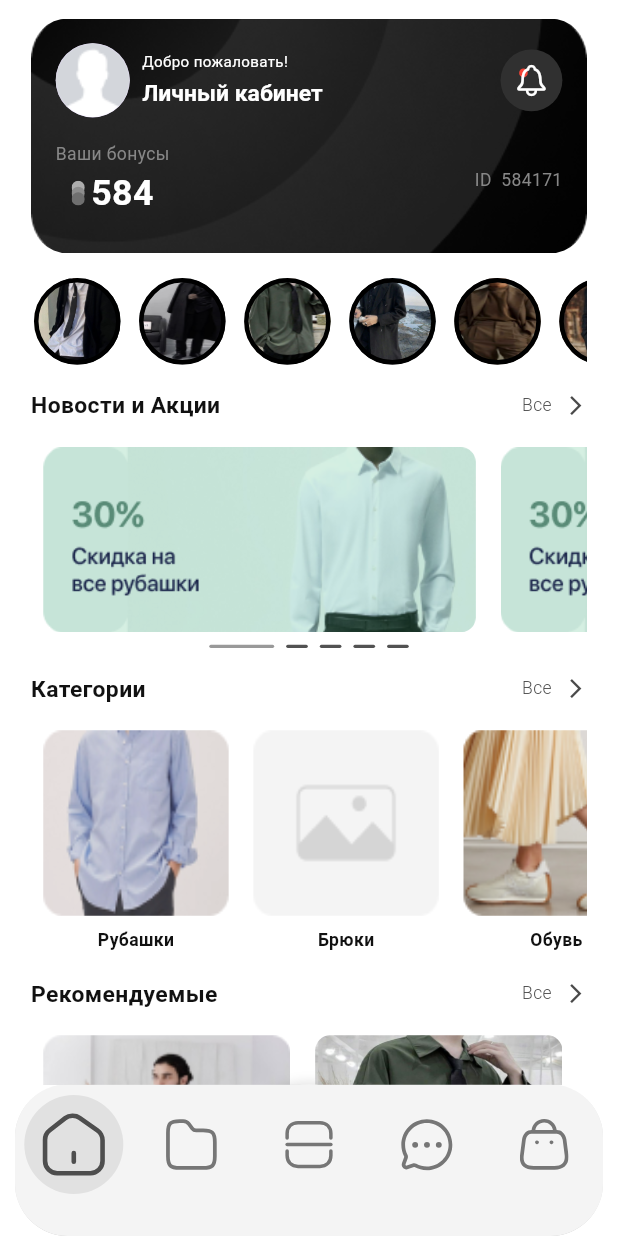
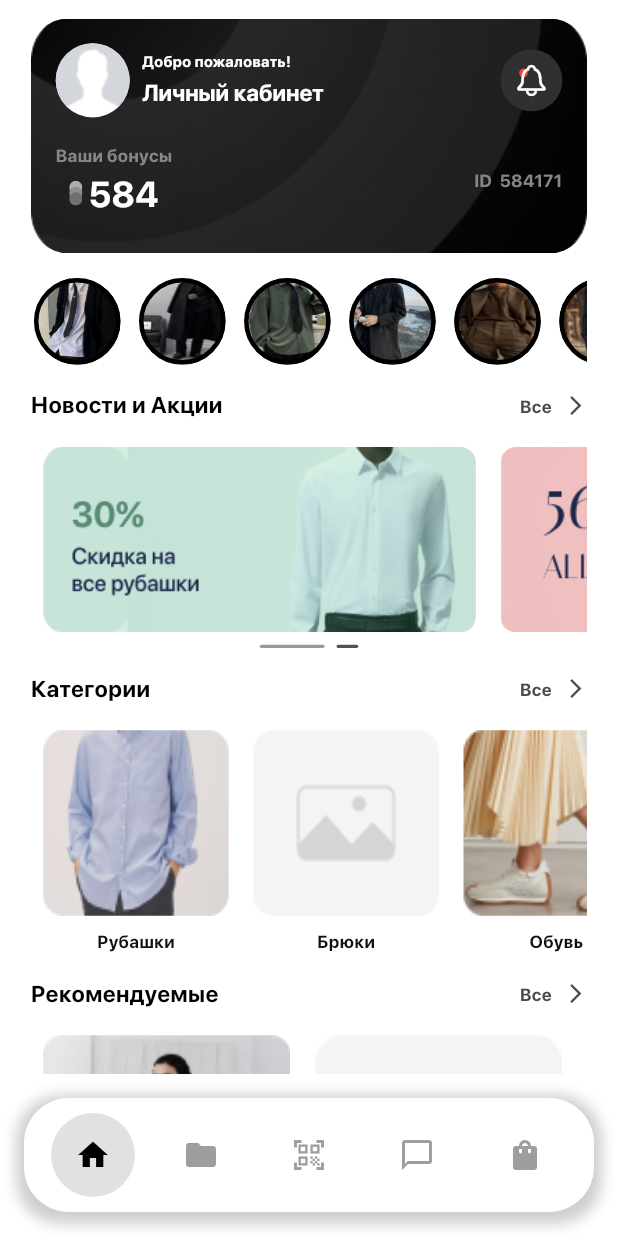
Before and after one commit to KadirovKmck/shop_app, a Flutter app: the screen it shows after launch, on a phone screen of 412 x 824 dp. Run offline on Flutter 3.47's test engine with Material 3 defaults, Android fonts, the phone set to English and light mode, and no system bars; drawn by our look-alikes of smooth_page_indicator; our stand-ins replace flutter_svg, responsive_sizer; Roboto replaces fonts that are missing (SF Pro Display); project files that could hold a hidden picture were left out.

Commit message:
its done

```diff
--- a/lib/main.dart
+++ b/lib/main.dart
@@ -14,9 +14,13 @@ class App extends StatelessWidget {
   Widget build(BuildContext context) {
     return ResponsiveSizer(
       builder: (context, orientation, deviceType) {
-        return const MaterialApp(
+        return MaterialApp(
+          theme: ThemeData(
+            fontFamily: 'SFPRODISPLAY',
+            primarySwatch: Colors.blue,
+          ),
           debugShowCheckedModeBanner: false,
-          home: NavbarView(),
+          home: const NavbarView(),
         );
       },
     );
--- a/lib/src/views/home_view/home_deteil/bonus_card.dart
+++ b/lib/src/views/home_view/home_deteil/bonus_card.dart
@@ -56,7 +56,7 @@ class UserInfo extends StatelessWidget {
               style: TextStyle(
                 color: Colors.white,
                 fontSize: 13.sp,
-                fontFamily: 'SF Pro Display',
+                fontFamily: 'SFPRODISPLAY',
                 fontWeight: FontWeight.w400,
               ),
             ),
@@ -66,7 +66,7 @@ class UserInfo extends StatelessWidget {
               style: TextStyle(
                 color: Colors.white,
                 fontSize: 16.sp,
-                fontFamily: 'SF Pro Display',
+                fontFamily: 'SFPRODISPLAY',
                 fontWeight: FontWeight.w600,
                 letterSpacing: 0.28.sp,
               ),
@@ -131,6 +131,7 @@ class BonusInfo extends StatelessWidget {
               style: TextStyle(
                 color: const Color(0xFF878787),
                 fontSize: 14.sp,
+                fontFamily: 'SFPRODISPLAY',
               ),
             ),
             Row(
@@ -146,7 +147,7 @@ class BonusInfo extends StatelessWidget {
                   style: TextStyle(
                     color: Colors.white,
                     fontSize: 20.sp,
-                    fontFamily: 'SF Pro Display',
+                    fontFamily: 'SFPRODISPLAY',
                     fontWeight: FontWeight.w600,
                   ),
                 ),
@@ -159,7 +160,7 @@ class BonusInfo extends StatelessWidget {
           style: TextStyle(
             color: const Color(0xFF878787),
             fontSize: 14.sp,
-            fontFamily: 'SF Pro Display',
+            fontFamily: 'SFPRODISPLAY',
             fontWeight: FontWeight.w400,
           ),
         ),
--- a/lib/src/views/home_view/home_deteil/categories_list.dart
+++ b/lib/src/views/home_view/home_deteil/categories_list.dart
@@ -55,7 +55,8 @@ class _CategoriesListState extends State<CategoriesList> {
                   style: TextStyle(
                     color: const Color(0xFF111111),
                     fontSize: 14.sp,
-                    fontWeight: FontWeight.w700,
+                    // fontWeight: FontWeight.w100,
+                    fontFamily: 'SFPRODISPLAY',
                   ),
                 )
               ],
--- a/lib/src/views/home_view/home_deteil/news_and_promotions.dart
+++ b/lib/src/views/home_view/home_deteil/news_and_promotions.dart
@@ -18,7 +18,7 @@ class NewsAndPromotions extends StatelessWidget {
           child: ListView.builder(
             scrollDirection: Axis.horizontal,
             controller: pageController,
-            itemCount: totalItems,
+            itemCount:totalItems,
             itemBuilder: (context, index) {
               return Padding(
                 padding: EdgeInsets.symmetric(horizontal: 2.w),
@@ -27,8 +27,8 @@ class NewsAndPromotions extends StatelessWidget {
                   height: 23.h,
                   decoration: BoxDecoration(
                     borderRadius: BorderRadius.circular(10),
-                    image: const DecorationImage(
-                      image: AssetImage('assets/images/banner.png'),
+                    image: DecorationImage(
+                      image: AssetImage('assets/images/banner${index + 1}.png'),
                       fit: BoxFit.fill,
                     ),
                   ),
--- a/lib/src/views/home_view/home_deteil/recommended_products_list.dart
+++ b/lib/src/views/home_view/home_deteil/recommended_products_list.dart
@@ -19,21 +19,21 @@ class _RecommendedProductsListState extends State<RecommendedProductsList> {
       'price': '9999999 сом',
     },
     {
-      'image': 'assets/images/stories3.jpeg',
+      'image': 'assets/images/no_foto.png',
       'id': 'TM-64529',
       'title': 'Jordan кроссовки \n5 Retro',
       'oldPrice': '',
       'price': '15000 сом',
     },
     {
-      'image': 'assets/images/stories4.jpeg',
+      'image': 'assets/images/no_foto.png',
       'id': 'TM-64529',
       'title': 'Jordan кроссовки \nGrape баскетбо...',
       'oldPrice': '',
       'price': '15000 сом',
     },
     {
-      'image': 'assets/images/stories2.jpeg',
+      'image': 'assets/images/no_foto.png',
       'id': 'TM-64529',
       'title': 'Jordan кроссовки \nGrape баскетбо...',
       'oldPrice': '',
@@ -75,6 +75,7 @@ class _RecommendedProductsListState extends State<RecommendedProductsList> {
                   style: TextStyle(
                     fontSize: 14.sp,
                     color: Colors.grey,
+                    fontFamily: 'SFPRODISPLAY',
                   ),
                 ),
                 SizedBox(height: 1.4.h),
@@ -83,6 +84,7 @@ class _RecommendedProductsListState extends State<RecommendedProductsList> {
                   style: TextStyle(
                     fontSize: 16.sp,
                     fontWeight: FontWeight.bold,
+                    fontFamily: 'SFPRODISPLAY',
                   ),
                 ),
                 SizedBox(height: 1.4.h),
@@ -99,6 +101,7 @@ class _RecommendedProductsListState extends State<RecommendedProductsList> {
                               fontSize: 14.sp,
                               color: Colors.grey,
                               decoration: TextDecoration.lineThrough,
+                              fontFamily: 'SFPRODISPLAY',
                             ),
                           ),
                         if (product['oldPrice']!.isNotEmpty)
@@ -108,6 +111,7 @@ class _RecommendedProductsListState extends State<RecommendedProductsList> {
                           style: TextStyle(
                             fontSize: 16.sp,
                             fontWeight: FontWeight.bold,
+                            fontFamily: 'SFPRODISPLAY',
                             color: priceColor,
                           ),
                         ),
--- a/lib/src/views/home_view/home_deteil/section_header.dart
+++ b/lib/src/views/home_view/home_deteil/section_header.dart
@@ -1,6 +1,3 @@
-
-
-
 import 'package:flutter/material.dart';
 import 'package:responsive_sizer/responsive_sizer.dart';
 
@@ -19,9 +16,10 @@ class SectionHeader extends StatelessWidget {
         Text(
           title,
           style: TextStyle(
-            color: const Color(0xFF111111),
+            color: Colors.black,
             fontSize: 16.sp,
             fontWeight: FontWeight.w700,
+            fontFamily: 'SFPRODISPLAY',
           ),
         ),
         GestureDetector(
@@ -34,6 +32,7 @@ class SectionHeader extends StatelessWidget {
                   color: const Color(0xFF4A4A4A),
                   fontSize: 14.sp,
                   fontWeight: FontWeight.w300,
+                  fontFamily: 'SFPRODISPLAY',
                 ),
               ),
               SizedBox(width: 2.w),
--- a/lib/src/views/home_view/home_view.dart
+++ b/lib/src/views/home_view/home_view.dart
@@ -1,6 +1,4 @@
-import 'package:flutter/cupertino.dart';
 import 'package:flutter/material.dart';
-import 'package:flutter_svg/flutter_svg.dart';
 import 'package:responsive_sizer/responsive_sizer.dart';
 import 'package:shop_app/src/views/home_view/home_deteil/bonus_card.dart';
 import 'package:shop_app/src/views/home_view/home_deteil/categories_list.dart';
@@ -8,7 +6,6 @@ import 'package:shop_app/src/views/home_view/home_deteil/news_and_promotions.dar
 import 'package:shop_app/src/views/home_view/home_deteil/recommended_products_list.dart';
 import 'package:shop_app/src/views/home_view/home_deteil/section_header.dart';
 import 'package:shop_app/src/views/home_view/home_deteil/stories_list.dart';
-import 'package:smooth_page_indicator/smooth_page_indicator.dart';
 
 class HomeView extends StatefulWidget {
   const HomeView({super.key});
@@ -19,17 +16,12 @@ class HomeView extends StatefulWidget {
 
 class _HomeViewState extends State<HomeView> {
   final PageController _pageController = PageController();
-  final int totalItems = 5;
+  final int totalItems = 2;
 
   @override
   Widget build(BuildContext context) {
     return SafeArea(
-      child: Scaffold(
-        backgroundColor: Colors.white,
-        // appBar: AppBar(
-        //   backgroundColor: Colors.white,
-        // ),
-        body: SingleChildScrollView(
+      child: SingleChildScrollView(
         child: Padding(
           padding: EdgeInsets.symmetric(horizontal: 5.w, vertical: 1.5.h),
           child: Column(
@@ -56,7 +48,6 @@ class _HomeViewState extends State<HomeView> {
           ),
         ),
       ),
-      ),
     );
   }
 }
--- a/lib/src/views/navbar_view/navbar_view.dart
+++ b/lib/src/views/navbar_view/navbar_view.dart
@@ -1,5 +1,4 @@
 import 'package:flutter/material.dart';
-import 'package:flutter_svg/flutter_svg.dart';
 import 'package:shop_app/src/views/home_view/home_view.dart';
 
 class NavbarView extends StatefulWidget {
@@ -10,69 +9,155 @@ class NavbarView extends StatefulWidget {
 }
 
 class _NavbarViewState extends State<NavbarView> {
-  int _currentIndex = 0;
+  int _selectedIndex = 0;
 
-  final List<Widget> _views = [
+  final List<Widget> _pages = [
     const HomeView(),
-    Container(color: Colors.white), // FolderView
-    Container(color: Colors.white), // ScannerView
-    Container(color: Colors.white), // ChatView
-    Container(color: Colors.white), // BagView
+    const SizedBox(),
+    const SizedBox(),
+    const SizedBox(),
+    const SizedBox(),
   ];
+
+  void _onItemTapped(int index) {
+    setState(() {
+      _selectedIndex = index;
+    });
+  }
 
   @override
   Widget build(BuildContext context) {
     return Scaffold(
       backgroundColor: Colors.white,
-      body: _views[_currentIndex],
-      bottomNavigationBar: Container(
+      body: _pages[_selectedIndex],
+      bottomNavigationBar: Padding(
+        padding: const EdgeInsets.all(16.0),
+        child: Container(
+          padding: const EdgeInsets.symmetric(horizontal: 10.0, vertical: 10.0),
           decoration: BoxDecoration(
             color: Colors.white,
-          // borderRadius: BorderRadius.circular(30),
-          shape: BoxShape.circle,
+            borderRadius: BorderRadius.circular(30.0),
             boxShadow: [
               BoxShadow(
-              color: Colors.black.withOpacity(0.1),
-              spreadRadius: 2,
-              blurRadius: 5,
+                color: Colors.grey.withOpacity(0.5),
+                spreadRadius: 5,
+                blurRadius: 7,
+                offset: const Offset(0, 3),
               ),
             ],
           ),
-        margin: const EdgeInsets.symmetric(horizontal: 10, vertical: 0),
-        child: ClipRRect(
-          borderRadius: BorderRadius.circular(35),
-          child: BottomNavigationBar(
-            currentIndex: _currentIndex,
-            showUnselectedLabels: true,
-            type: BottomNavigationBarType.fixed,
-            backgroundColor: const Color(0xFFF4F4F4),
-            selectedItemColor: const Color(0xFFE1E1E1),
-            unselectedItemColor: Colors.black,
-            onTap: (value) {
-              setState(() {
-                _currentIndex = value;
-              });
-            },
-            items: [
-              _buildBottomNavigationBarItem(
-                iconPath: 'assets/icons/home.svg',
-                label: '',
+          child: Row(
+            mainAxisAlignment: MainAxisAlignment.spaceAround,
+            children: <Widget>[
+              GestureDetector(
+                onTap: () => _onItemTapped(0),
+                child: Column(
+                  mainAxisSize: MainAxisSize.min,
+                  children: [
+                    Container(
+                      width: 56,
+                      height: 56,
+                      decoration: ShapeDecoration(
+                        color: _selectedIndex == 0
+                            ? const Color(0xFFE1E1E1)
+                            : Colors.transparent,
+                        shape: const OvalBorder(),
                       ),
-              _buildBottomNavigationBarItem(
-                iconPath: 'assets/icons/folder.svg',
-                label: '',
+                      child: Icon(
+                        Icons.home,
+                        color: _selectedIndex == 0 ? Colors.black : Colors.grey,
                       ),
-              _buildBottomNavigationBarItem(
-                iconPath: 'assets/icons/scanner.svg',
-                label: '',
                     ),
-              _buildBottomNavigationBarItem(
-                iconPath: 'assets/icons/message.svg',
-                label: '',
+                  ],
                 ),
-              _buildBottomNavigationBarItem(
-                iconPath: 'assets/icons/bag.svg',
-                label: '',
+              ),
+              GestureDetector(
+                onTap: () => _onItemTapped(1),
+                child: Column(
+                  mainAxisSize: MainAxisSize.min,
+                  children: [
+                    Container(
+                      width: 56,
+                      height: 56,
+                      decoration: ShapeDecoration(
+                        color: _selectedIndex == 1
+                            ? const Color(0xFFE1E1E1)
+                            : Colors.transparent,
+                        shape: const OvalBorder(),
+                      ),
+                      child: Icon(
+                        Icons.folder,
+                        color: _selectedIndex == 1 ? Colors.black : Colors.grey,
+                      ),
+                    ),
+                  ],
+                ),
+              ),
+              GestureDetector(
+                onTap: () => _onItemTapped(2),
+                child: Column(
+                  mainAxisSize: MainAxisSize.min,
+                  children: [
+                    Container(
+                      width: 56,
+                      height: 56,
+                      decoration: ShapeDecoration(
+                        color: _selectedIndex == 2
+                            ? const Color(0xFFE1E1E1)
+                            : Colors.transparent,
+                        shape: const OvalBorder(),
+                      ),
+                      child: Icon(
+                        Icons.qr_code_scanner,
+                        color: _selectedIndex == 2 ? Colors.black : Colors.grey,
+                      ),
+                    ),
+                  ],
+                ),
+              ),
+              GestureDetector(
+                onTap: () => _onItemTapped(3),
+                child: Column(
+                  mainAxisSize: MainAxisSize.min,
+                  children: [
+                    Container(
+                      width: 56,
+                      height: 56,
+                      decoration: ShapeDecoration(
+                        color: _selectedIndex == 3
+                            ? const Color(0xFFE1E1E1)
+                            : Colors.transparent,
+                        shape: const OvalBorder(),
+                      ),
+                      child: Icon(
+                        Icons.chat_bubble_outline,
+                        color: _selectedIndex == 3 ? Colors.black : Colors.grey,
+                      ),
+                    ),
+                  ],
+                ),
+              ),
+              GestureDetector(
+                onTap: () => _onItemTapped(4),
+                child: Column(
+                  mainAxisSize: MainAxisSize.min,
+                  children: [
+                    Container(
+                      width: 56,
+                      height: 56,
+                      decoration: ShapeDecoration(
+                        color: _selectedIndex == 4
+                            ? const Color(0xFFE1E1E1)
+                            : Colors.transparent,
+                        shape: const OvalBorder(),
+                      ),
+                      child: Icon(
+                        Icons.shopping_bag,
+                        color: _selectedIndex == 4 ? Colors.black : Colors.grey,
+                      ),
+                    ),
+                  ],
+                ),
               ),
             ],
           ),
@@ -80,36 +165,4 @@ class _NavbarViewState extends State<NavbarView> {
       ),
     );
   }
-
-  BottomNavigationBarItem _buildBottomNavigationBarItem({
-    required String iconPath,
-    required String label,
-  }) {
-    return BottomNavigationBarItem(
-      icon: SvgPicture.asset(
-        iconPath,
-        height: 35,
-      ),
-      activeIcon: Container(
-        width: 66,
-        height: 66,
-        decoration: ShapeDecoration(
-          color: const Color(0xFFE1E1E1),
-          shape: RoundedRectangleBorder(
-            borderRadius:
-                BorderRadius.circular(50), // Circular border for rounded effect
-          ),
-        ),
-        child: Padding(
-          padding: const EdgeInsets.all(10),
-          child: SvgPicture.asset(
-            iconPath,
-            width: 35,
-            height: 35,
-          ),
-        ),
-      ),
-      label: label,
-    );
 }
-}
```
Also changed, not shown: pubspec.yaml (+7 -12 lines), assets/fonts/SFPRODISPLAYBLACKITALIC.OTF (added), assets/fonts/SFPRODISPLAYBOLD.OTF (added), assets/fonts/SFPRODISPLAYHEAVYITALIC.OTF (added), assets/fonts/SFPRODISPLAYLIGHTITALIC.OTF (added), assets/fonts/SFPRODISPLAYMEDIUM.OTF (added), assets/fonts/SFPRODISPLAYREGULAR.OTF (added), assets/fonts/SFPRODISPLAYSEMIBOLDITALIC.OTF (added), assets/fonts/SFPRODISPLAYTHINITALIC.OTF (added), assets/fonts/SFPRODISPLAYULTRALIGHTITALIC.OTF (added), assets/images/banner1.png (renamed from assets/images/banner.png), assets/images/banner2.png (added), pubspec.lock. Lines whose indentation alone changed are shown as unchanged.
